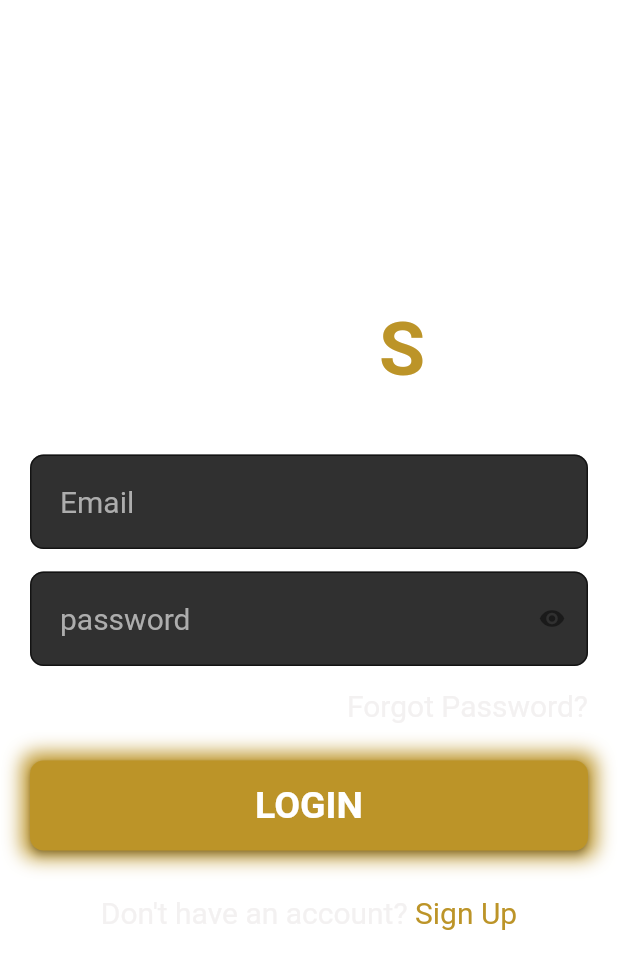
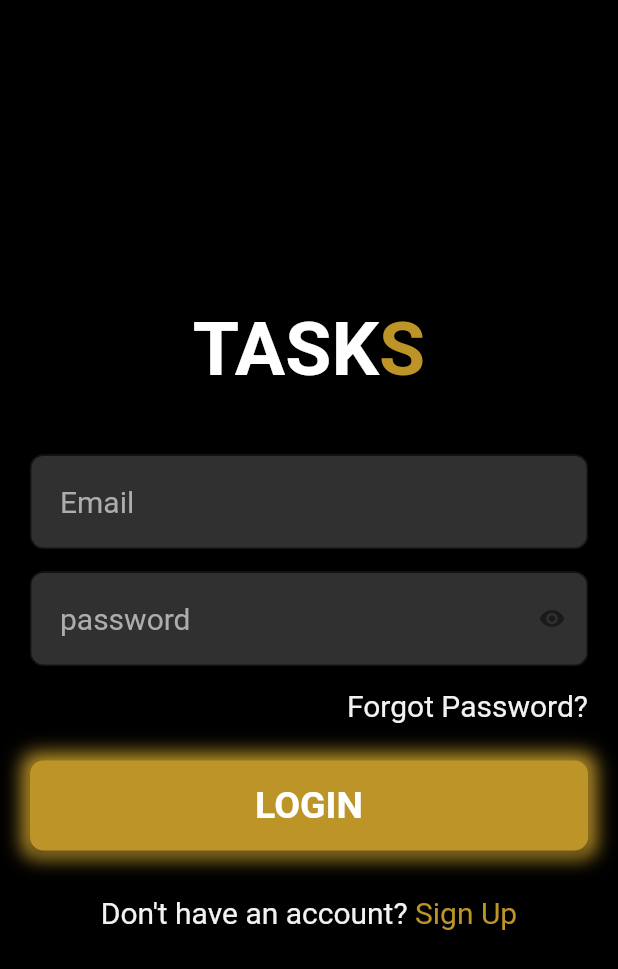
Before and after one commit to kunjgupta12/todo_assignment, a Flutter app: the screen it shows after launch, on a phone screen of 412 x 824 dp. Shown: the top 969 px of the screen. Run offline on Flutter 3.47's test engine with Material 2 defaults, Android fonts, the phone set to English and light mode, and no system bars; our stand-ins replace cloud_firestore, date_format, firebase_auth, firebase_core, flutter_local_notifications, form_field_validator and 2 more; accounts and stored records are empty.

Commit message:
first commit

```diff
--- a/lib/utils/global.dart
+++ b/lib/utils/global.dart
@@ -2,7 +2,7 @@ import 'package:flutter/material.dart';
 
 //  Colors
 
-const backgroundColor = Colors.white;
+const backgroundColor = Colors.black;
 var primaryColor = Color.fromARGB(255, 188, 148, 40);
 const secondaryColor = Color.fromARGB(255, 243, 241, 241);
 const tertiaryColor = Color.fromARGB(255, 37, 37, 37);
```
